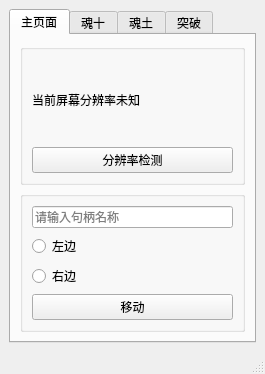
Old version of the form yyswindow.ui in the repository huangyisan/yys_assistant.
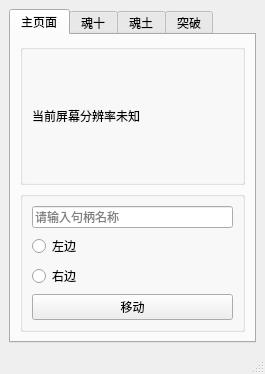
New version of the form.

Patch:
```diff
--- a/yyswindow.ui
+++ b/yyswindow.ui
@@ -65,13 +65,6 @@
              </property>
             </widget>
            </item>
-           <item>
-            <widget class="QPushButton" name="btn_resolution">
-             <property name="text">
-              <string>分辨率检测</string>
-             </property>
-            </widget>
-           </item>
           </layout>
          </widget>
         </item>
```
